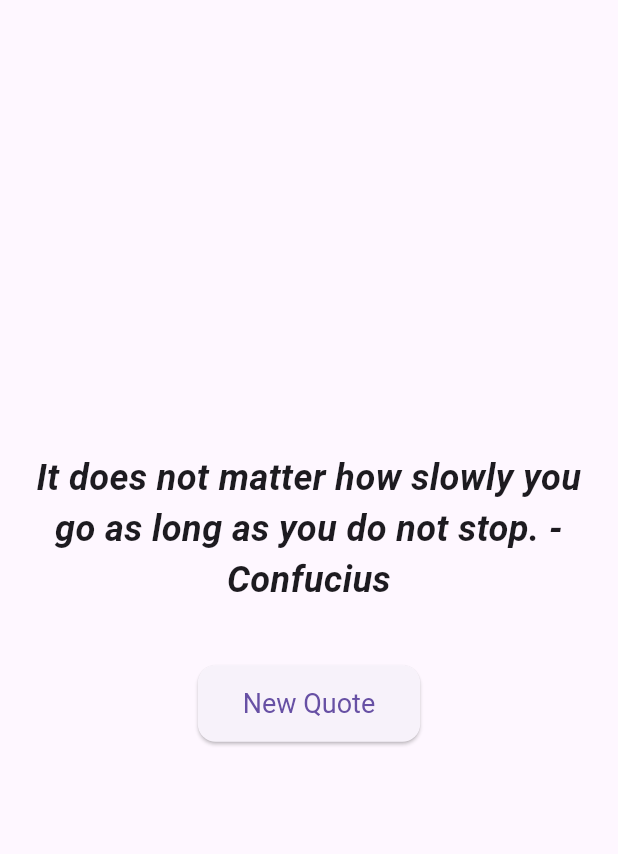
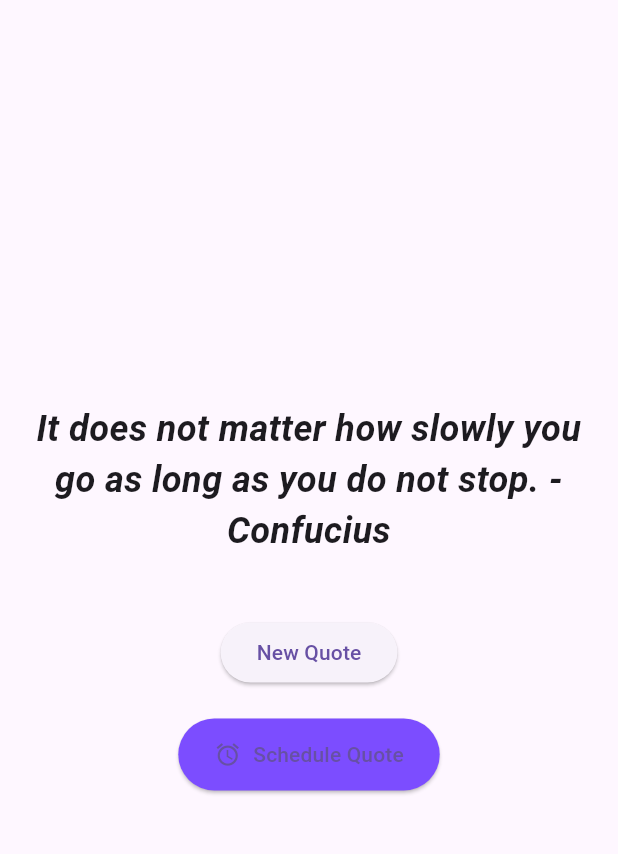
Before and after one commit to KChaitanyaP/ShowJustInfoApp, a Flutter app: the screen it shows after launch, after a tap on "New Quote", on a phone screen of 412 x 824 dp, the part 63-917 px from its top. Run offline on Flutter 3.47's test engine with Material 3 defaults, Android fonts, the phone set to English and light mode, and no system bars; our stand-ins replace flutter_local_notifications, timezone; missing offline and left inert: android_alarm_manager_plus.

Commit message:
attempt to add feature #1

```diff
--- a/lib/main.dart
+++ b/lib/main.dart
@@ -1,11 +1,116 @@
-
-import 'dart:async';
 import 'dart:math';
 import 'package:flutter/material.dart';
 import 'package:flutter/services.dart' show rootBundle;
+import 'package:flutter_local_notifications/flutter_local_notifications.dart';
+import 'package:android_alarm_manager_plus/android_alarm_manager_plus.dart';
+import 'package:timezone/data/latest_all.dart' as tzdata;
+import 'package:timezone/timezone.dart' as tz;
 
-void main() {
+final FlutterLocalNotificationsPlugin flutterLocalNotificationsPlugin =
+    FlutterLocalNotificationsPlugin();
+
+List<String> _quotes = [];
+
+Future<void> main() async {
+  WidgetsFlutterBinding.ensureInitialized();
+
+  // Initialize time zones
+  tzdata.initializeTimeZones();
+
+  // Initialize notifications
+  const AndroidInitializationSettings initSettingsAndroid =
+      AndroidInitializationSettings('@mipmap/ic_launcher');
+  const InitializationSettings initSettings =
+      InitializationSettings(android: initSettingsAndroid);
+  await flutterLocalNotificationsPlugin.initialize(initSettings);
+
+  // Request permission (Android 13+)
+  final androidPlugin = flutterLocalNotificationsPlugin
+      .resolvePlatformSpecificImplementation<
+          AndroidFlutterLocalNotificationsPlugin>();
+  await androidPlugin?.requestNotificationsPermission();
+
+  // Initialize Alarm Manager for periodic notifications
+  await AndroidAlarmManager.initialize();
+
+  // Periodic alarm (every 15 minutes)
+  await AndroidAlarmManager.periodic(
+    const Duration(minutes: 15),
+    0,
+    showRandomQuoteNotification,
+    wakeup: true,
+    rescheduleOnReboot: true,
+  );
+
   runApp(const MyApp());
+}
+
+Future<void> showRandomQuoteNotification() async {
+  if (_quotes.isEmpty) {
+    final quotesString = await rootBundle.loadString('assets/quotes.txt');
+    _quotes = quotesString.split('\n').where((q) => q.isNotEmpty).toList();
+  }
+
+  if (_quotes.isEmpty) return;
+
+  final random = Random();
+  final quote = _quotes[random.nextInt(_quotes.length)];
+
+  const androidDetails = AndroidNotificationDetails(
+    'random_quote_channel',
+    'Random Quotes',
+    channelDescription: 'Shows a random motivational quote',
+    importance: Importance.max,
+    priority: Priority.high,
+    fullScreenIntent: true,
+  );
+
+  const platformDetails = NotificationDetails(android: androidDetails);
+
+  await flutterLocalNotificationsPlugin.show(
+    0,
+    'Motivational Quote 💫',
+    quote,
+    platformDetails,
+  );
+}
+
+// Schedule notification at user-selected DateTime
+Future<void> scheduleQuoteNotification(DateTime dateTime) async {
+  final india = tz.getLocation('Asia/Kolkata');
+  final scheduledTime = tz.TZDateTime.from(dateTime, india);
+
+  if (_quotes.isEmpty) {
+    final quotesString = await rootBundle.loadString('assets/quotes.txt');
+    _quotes = quotesString.split('\n').where((q) => q.isNotEmpty).toList();
+  }
+
+  if (_quotes.isEmpty) return;
+
+  final random = Random();
+  final quote = _quotes[random.nextInt(_quotes.length)];
+
+  const androidDetails = AndroidNotificationDetails(
+    'scheduled_quote_channel',
+    'Scheduled Quotes',
+    channelDescription: 'Quotes scheduled by the user',
+    importance: Importance.max,
+    priority: Priority.high,
+    fullScreenIntent: true,
+  );
+
+  const platformDetails = NotificationDetails(android: androidDetails);
+
+  await flutterLocalNotificationsPlugin.zonedSchedule(
+    1,
+    'Your Scheduled Quote 💫',
+    quote,
+    scheduledTime,
+    platformDetails,
+    androidAllowWhileIdle: true,
+    uiLocalNotificationDateInterpretation:
+        UILocalNotificationDateInterpretation.absoluteTime,
+  );
 }
 
 class MyApp extends StatelessWidget {
@@ -15,10 +120,7 @@ class MyApp extends StatelessWidget {
   Widget build(BuildContext context) {
     return MaterialApp(
       title: 'Random Quotes',
-      theme: ThemeData(
-        primarySwatch: Colors.deepPurple,
-        visualDensity: VisualDensity.adaptivePlatformDensity,
-      ),
+      theme: ThemeData(primarySwatch: Colors.deepPurple),
       home: const MyHomePage(),
     );
   }
@@ -33,7 +135,6 @@ class MyHomePage extends StatefulWidget {
 
 class _MyHomePageState extends State<MyHomePage> {
   String _quote = "Tap the button to get a random quote!";
-  List<String> _quotes = [];
   final Random _random = Random();
 
   @override
@@ -43,7 +144,7 @@ class _MyHomePageState extends State<MyHomePage> {
   }
 
   Future<void> _loadQuotes() async {
-    final String quotesString = await rootBundle.loadString('assets/quotes.txt');
+    final quotesString = await rootBundle.loadString('assets/quotes.txt');
     setState(() {
       _quotes = quotesString.split('\n').where((q) => q.isNotEmpty).toList();
       _setRandomQuote();
@@ -58,18 +159,53 @@ class _MyHomePageState extends State<MyHomePage> {
     }
   }
 
+  // Opens calendar and time picker
+  Future<void> _pickDateTimeAndSchedule() async {
+    final now = DateTime.now();
+
+    final pickedDate = await showDatePicker(
+      context: context,
+      initialDate: now,
+      firstDate: now,
+      lastDate: DateTime(now.year + 1),
+    );
+
+    if (pickedDate == null) return;
+
+    final pickedTime = await showTimePicker(
+      context: context,
+      initialTime: TimeOfDay.now(),
+    );
+
+    if (pickedTime == null) return;
+
+    final selectedDateTime = DateTime(
+      pickedDate.year,
+      pickedDate.month,
+      pickedDate.day,
+      pickedTime.hour,
+      pickedTime.minute,
+    );
+
+    await scheduleQuoteNotification(selectedDateTime);
+
+    ScaffoldMessenger.of(context).showSnackBar(
+      SnackBar(
+        content: Text('Quote scheduled for ${pickedTime.format(context)}'),
+      ),
+    );
+  }
+
   @override
   Widget build(BuildContext context) {
     return Scaffold(
-      appBar: AppBar(
-        title: const Text('Random Quotes'),
-      ),
+      appBar: AppBar(title: const Text('Random Quotes')),
       body: Center(
         child: Padding(
           padding: const EdgeInsets.all(20.0),
           child: Column(
             mainAxisAlignment: MainAxisAlignment.center,
-            children: <Widget>[
+            children: [
               Text(
                 _quote,
                 textAlign: TextAlign.center,
@@ -82,14 +218,17 @@ class _MyHomePageState extends State<MyHomePage> {
               const SizedBox(height: 40),
               ElevatedButton(
                 onPressed: _setRandomQuote,
+                child: const Text('New Quote'),
+              ),
+              const SizedBox(height: 20),
+              ElevatedButton.icon(
+                onPressed: _pickDateTimeAndSchedule,
+                icon: const Icon(Icons.alarm),
+                label: const Text('Schedule Quote'),
                 style: ElevatedButton.styleFrom(
-                  padding: const EdgeInsets.symmetric(horizontal: 30, vertical: 15),
-                  textStyle: const TextStyle(fontSize: 18),
-                  shape: RoundedRectangleBorder(
-                    borderRadius: BorderRadius.circular(12),
-                  ),
+                  backgroundColor: Colors.deepPurpleAccent,
+                  padding: const EdgeInsets.symmetric(horizontal: 24, vertical: 14),
                 ),
-                child: const Text('New Quote'),
               ),
             ],
           ),
--- a/pubspec.yaml
+++ b/pubspec.yaml
@@ -30,6 +30,9 @@ environment:
 dependencies:
   flutter:
     sdk: flutter
+  flutter_local_notifications: ^17.2.2
+  android_alarm_manager_plus: ^5.0.0
+
 
   # The following adds the Cupertino Icons font to your application.
   # Use with the CupertinoIcons class for iOS style icons.
```
Also changed, not shown: pubspec.lock, 2 other files.
